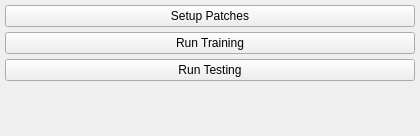
Old version of the form mainWindow.ui in the repository addisonElliott/ImageProcessing-FingerCounter.
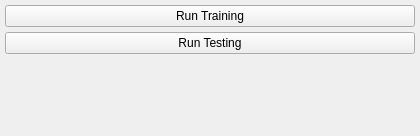
New version of the form.

Commit message: Clean up code and remove setup patches UI

Diff of the .ui file:
```diff
--- a/mainWindow.ui
+++ b/mainWindow.ui
@@ -34,13 +34,6 @@
      <layout class="QGridLayout" name="gridLayout">
       <item row="3" column="0">
        <layout class="QVBoxLayout" name="verticalLayout">
-        <item>
-         <widget class="QPushButton" name="setupPatchesButton">
-          <property name="text">
-           <string>Setup Patches</string>
-          </property>
-         </widget>
-        </item>
         <item>
          <widget class="QPushButton" name="runTrainingButton">
           <property name="text">
```
The commit also changes 10 other files.
